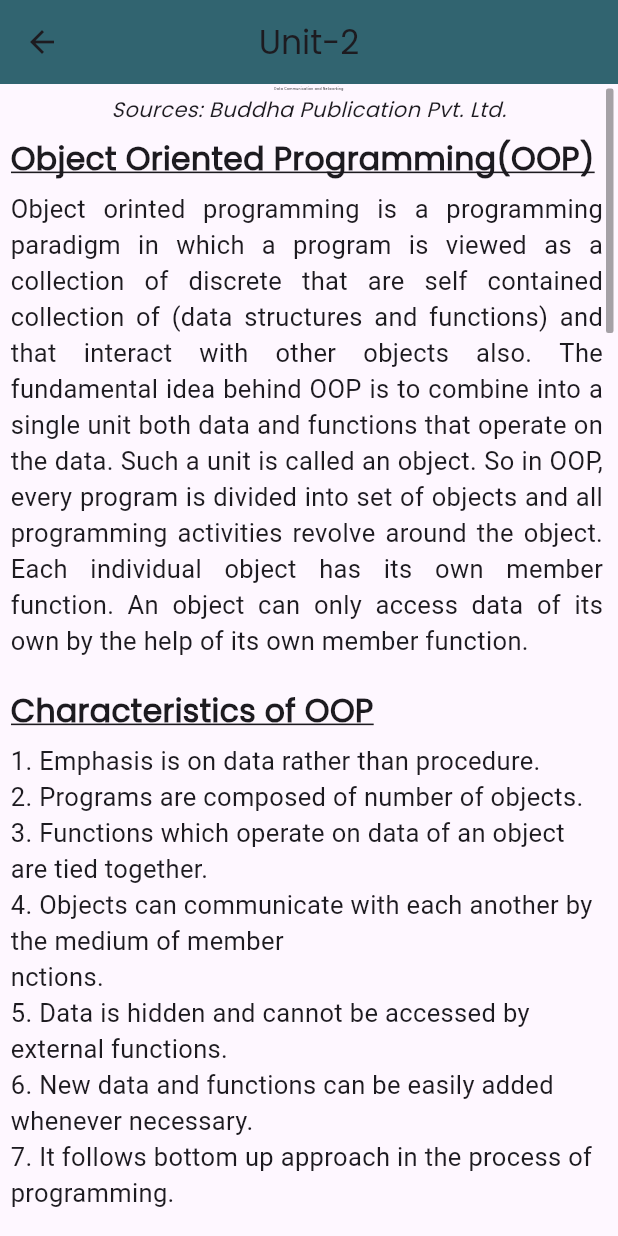
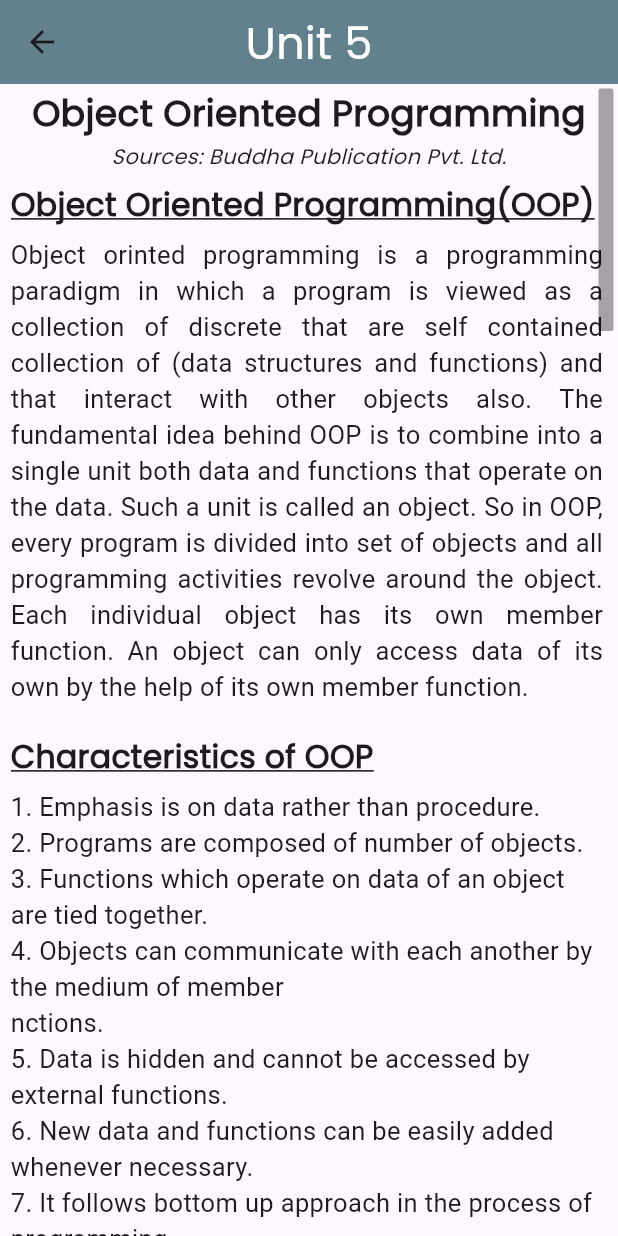
Before and after one commit to Nishan-Pradhan06/Flutter_E-Note-App, a Flutter app: the OoP screen opened directly, on a phone screen of 412 x 824 dp. Run offline on Flutter 3.47's test engine with Material 3 defaults, Android fonts, the phone set to English and light mode, and no system bars; our stand-ins replace animated_splash_screen, google_mobile_ads, lottie, rating_dialog, share; missing offline and left inert: bulleted_list; network calls fail.

Commit message:
fix-style

```diff
--- a/lib/mainscreen/main_screen.dart
+++ b/lib/mainscreen/main_screen.dart
@@ -43,7 +43,7 @@ class _ActionButtonState extends State<ActionButton> {
     return Scaffold(
       appBar: AppBar(
         elevation: 40.0,
-        backgroundColor: const Color.fromARGB(255, 54, 124, 88),
+        backgroundColor: const Color(0xff618989),
         centerTitle: true,
         title: const Text(
           'Computer Science',
--- a/lib/pages/unit2.dart
+++ b/lib/pages/unit2.dart
@@ -64,7 +64,7 @@ class _NetWorkState extends State<NetWork> {
       child: Scaffold(
         appBar: AppBar(
           elevation: 25.0,
-          backgroundColor: const Color.fromARGB(255, 40, 103, 103),
+          backgroundColor: const Color(0xff618989),
           centerTitle: true,
           title: Text(
             titleText,
@@ -75,9 +75,9 @@ class _NetWorkState extends State<NetWork> {
           children: [
             GestureDetector(
               child: CupertinoScrollbar(
-                thickness: 5.0,
+                thickness: 10.0,
                 thumbVisibility: true,
-                thicknessWhileDragging: 8.0,
+                thicknessWhileDragging: 10.0,
                 child: InteractiveViewer(
                   child: Padding(
                     padding: const EdgeInsets.symmetric(horizontal: 7.0),
--- a/lib/pages/unit5.dart
+++ b/lib/pages/unit5.dart
@@ -61,17 +61,18 @@ class _OoPState extends State<OoP> {
       child: Scaffold(
         appBar: AppBar(
           elevation: 25.0,
-          backgroundColor: const Color.fromARGB(255, 40, 103, 103),
+          backgroundColor: const Color(0xff618989),
           centerTitle: true,
-          title: Text(titleText),
+          title: const Text('Unit 5',
+              style: TextStyle(fontSize: 30, color: Colors.white)),
         ),
         body: PageView(
           children: [
             GestureDetector(
               child: CupertinoScrollbar(
-                thickness: 5.0,
+                thickness: 10.0,
                 thumbVisibility: true,
-                thicknessWhileDragging: 8.0,
+                thicknessWhileDragging: 10.0,
                 child: InteractiveViewer(
                   child: Padding(
                     padding: const EdgeInsets.symmetric(horizontal: 7.0),
@@ -79,13 +80,13 @@ class _OoPState extends State<OoP> {
                       child: Column(
                         crossAxisAlignment: CrossAxisAlignment.stretch,
                         children: <Widget>[
-                          Padding(
-                            padding: const EdgeInsets.all(2.0),
+                          const Padding(
+                            padding: EdgeInsets.all(2.0),
                             child: Text(
-                              topics,
+                              "Object Oriented Programming",
                               textAlign: TextAlign.center,
-                              style: const TextStyle(
-                                fontSize: 2.0,
+                              style: TextStyle(
+                                fontSize: 24.0,
                                 fontWeight: FontWeight.bold,
                               ),
                             ),
--- a/lib/strings/string_unit2.dart
+++ b/lib/strings/string_unit2.dart
@@ -1,7 +1,7 @@
 //details
 
 
-String titleText = 'Unit-2';
+String titleText = 'Unit 2';
 
 String topics = 'Data Communication and Networking';
 
--- a/lib/widgets/widgets.dart
+++ b/lib/widgets/widgets.dart
@@ -9,7 +9,7 @@ Column chapterHeading() {
       Padding(
         padding: EdgeInsets.all(2.0),
         child: Text(
-          'Unit 1',
+          'Database',
           textAlign: TextAlign.center,
           style: TextStyle(
             fontSize: 24.0,
```
Also changed, not shown: lib/pages/unit1.dart (+4 -4 lines), lib/pages/unit3.dart (+6 -5 lines), lib/pages/unit4.dart (+6 -5 lines), lib/pages/unit6.dart (+5 -4 lines), lib/pages/unit7.dart (+5 -5 lines).
